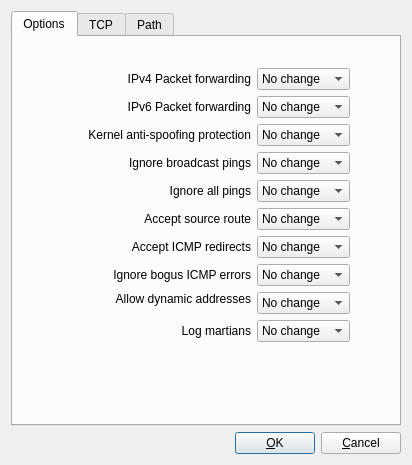
First picture: the form in src/gui/linux24advanceddialog_q.ui, repository fwbuilder/fwbuilder, before the edit.
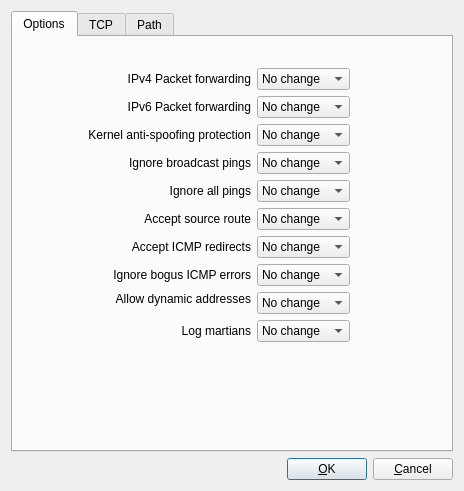
Second picture: the form after the edit.

```diff
--- a/src/gui/linux24advanceddialog_q.ui
+++ b/src/gui/linux24advanceddialog_q.ui
@@ -5,8 +5,8 @@
    <rect>
     <x>0</x>
     <y>0</y>
-    <width>412</width>
-    <height>465</height>
+    <width>464</width>
+    <height>491</height>
    </rect>
   </property>
   <property name="windowTitle" >
```
